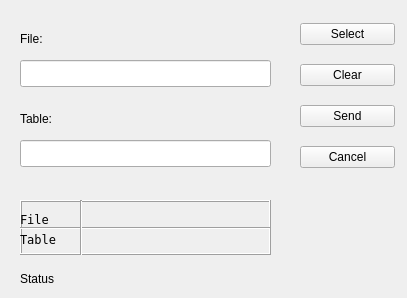
The window that SpatialAnalyserServer/src/client/gui/send_shp.ui (BartlomiejGrabowski/SpatialAnalyserServer) describes before a commit, drawn with Qt 5.
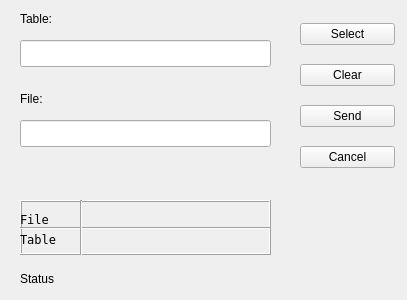
The same window after the commit. Custom widgets are drawn as their Qt base class.

Diff of the .ui file:
```diff
--- a/SpatialAnalyserServer/src/client/gui/send_shp.ui
+++ b/SpatialAnalyserServer/src/client/gui/send_shp.ui
@@ -7,7 +7,7 @@
     <x>0</x>
     <y>0</y>
     <width>407</width>
-    <height>298</height>
+    <height>300</height>
    </rect>
   </property>
   <property name="windowTitle">
@@ -17,7 +17,7 @@
    <property name="geometry">
     <rect>
      <x>20</x>
-     <y>60</y>
+     <y>120</y>
      <width>251</width>
      <height>27</height>
     </rect>
@@ -27,7 +27,7 @@
    <property name="geometry">
     <rect>
      <x>20</x>
-     <y>30</y>
+     <y>90</y>
      <width>62</width>
      <height>17</height>
     </rect>
@@ -112,7 +112,7 @@
    <property name="geometry">
     <rect>
      <x>20</x>
-     <y>90</y>
+     <y>150</y>
      <width>251</width>
      <height>17</height>
     </rect>
@@ -254,7 +254,7 @@
    <property name="geometry">
     <rect>
      <x>20</x>
-     <y>110</y>
+     <y>10</y>
      <width>62</width>
      <height>17</height>
     </rect>
@@ -267,7 +267,7 @@
    <property name="geometry">
     <rect>
      <x>20</x>
-     <y>140</y>
+     <y>40</y>
      <width>251</width>
      <height>27</height>
     </rect>
@@ -277,7 +277,7 @@
    <property name="geometry">
     <rect>
      <x>20</x>
-     <y>170</y>
+     <y>70</y>
      <width>251</width>
      <height>17</height>
     </rect>
```
